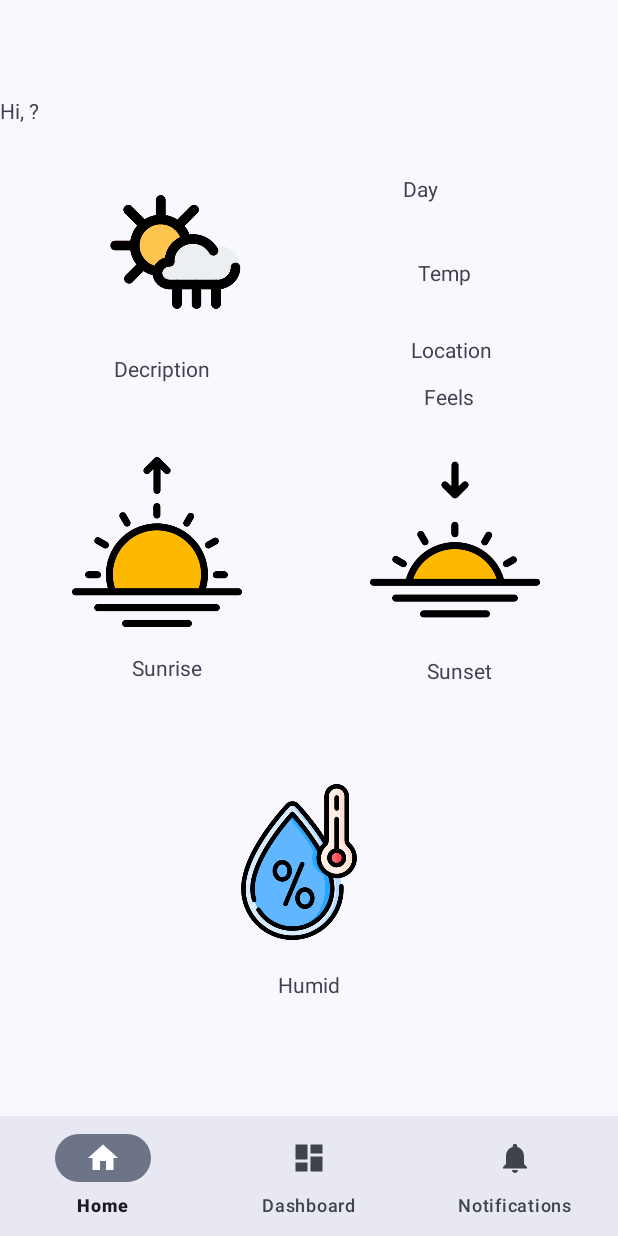
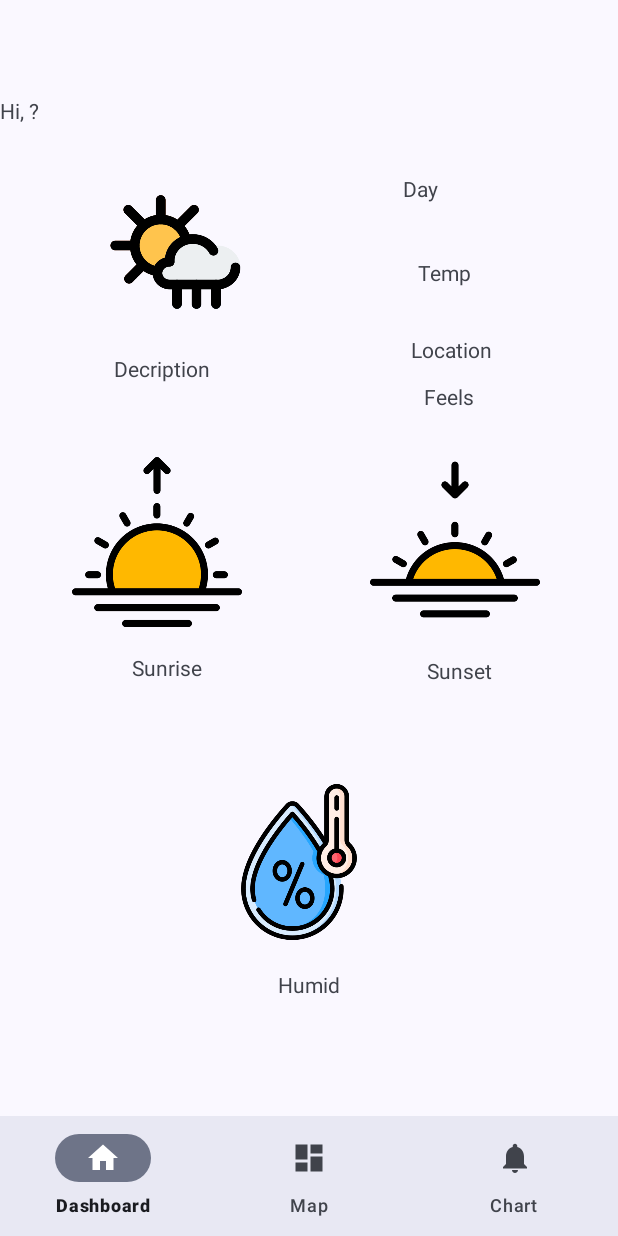
Before and after one commit to Sunsilkk/UngDung2, an Android app: the Dashboard screen opened directly, with no data from a screen before it, on a phone screen of 412 x 824 dp. Run offline under Robolectric (Android 15) with nearby library versions, the phone set to English and light mode, and no system bars; our stand-ins replace navigation-ui; 3 statements that could not run were skipped.

Commit message:
thg khim ngu 6

```diff
--- a/Wheather/app/src/main/res/layout/fragment_notifications.xml
+++ b/Wheather/app/src/main/res/layout/fragment_notifications.xml
@@ -85,7 +85,7 @@
     <com.github.mikephil.charting.charts.LineChart
         android:id="@+id/chart"
         android:layout_width="match_parent"
-        android:layout_height="352dp"
+        android:layout_height="425dp"
         app:layout_constraintBottom_toBottomOf="parent"
         app:layout_constraintEnd_toEndOf="parent"
         app:layout_constraintHorizontal_bias="0.0"
--- a/Wheather/app/src/main/res/menu/bottom_nav_menu.xml
+++ b/Wheather/app/src/main/res/menu/bottom_nav_menu.xml
@@ -4,16 +4,15 @@
     <item
         android:id="@+id/navigation_home"
         android:icon="@drawable/ic_home_black_24dp"
-        android:title="@string/title_home" />
-
+        android:title="Dashboard"/>
     <item
         android:id="@+id/navigation_dashboard"
         android:icon="@drawable/ic_dashboard_black_24dp"
-        android:title="@string/title_dashboard" />
+        android:title="Map" />
 
     <item
         android:id="@+id/navigation_notifications"
         android:icon="@drawable/ic_notifications_black_24dp"
-        android:title="@string/title_notifications" />
+        android:title="Chart" />
 
 </menu>
```
Also changed, not shown: Wheather/app/src/main/res/layout/fragment_dashboard.xml (deleted, +0 -22 lines).
